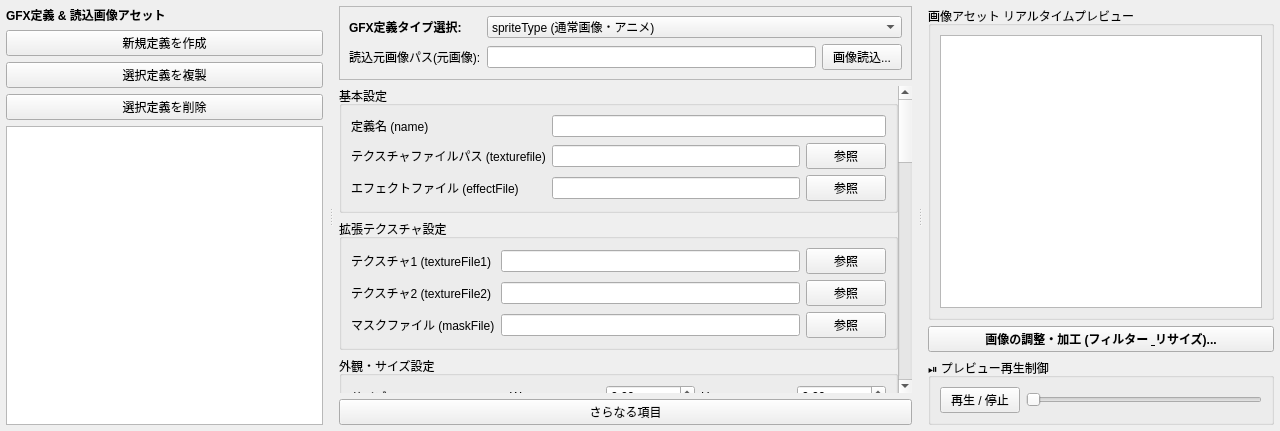
Before: the Qt Designer form plugins/hoi4/interface/gfx_editor.ui in Ikumyon/PDX-Mod-Studio, drawn with Qt 5.
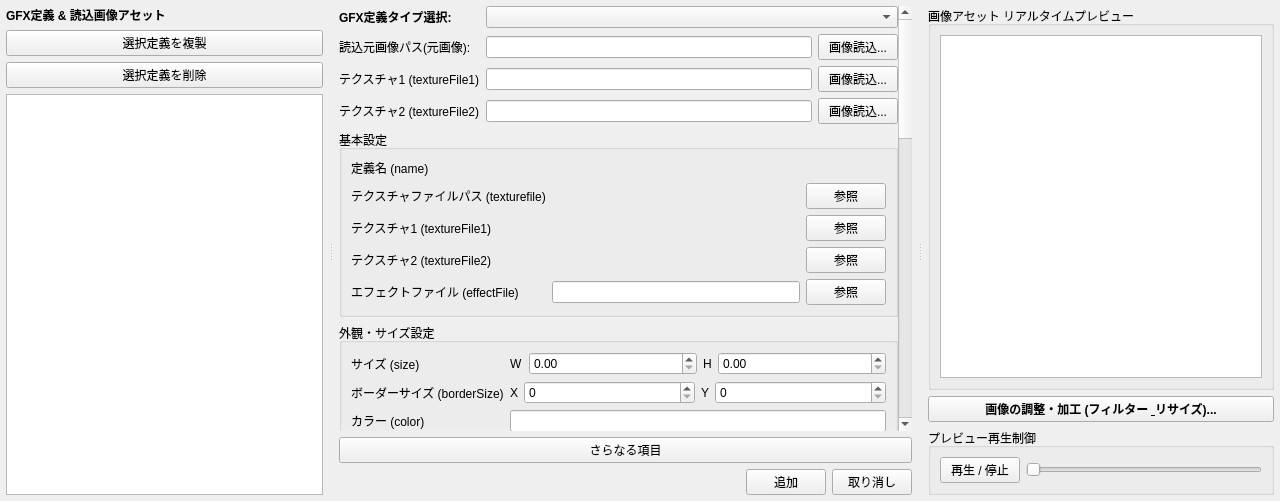
After: the same form once the commit is applied.

```diff
--- a/plugins/hoi4/interface/gfx_editor.ui
+++ b/plugins/hoi4/interface/gfx_editor.ui
@@ -7,7 +7,7 @@
     <x>0</x>
     <y>0</y>
     <width>1280</width>
-    <height>431</height>
+    <height>501</height>
    </rect>
   </property>
   <property name="windowTitle">
@@ -69,16 +69,6 @@
          </property>
         </widget>
        </item>
-       <item>
-        <widget class="QPushButton" name="btnNewNode">
-         <property name="toolTip">
-          <string>新しい空のGFX定義ノードをリストに追加します。</string>
-         </property>
-         <property name="text">
-          <string>新規定義を作成</string>
-         </property>
-        </widget>
-       </item>
        <item>
         <widget class="QPushButton" name="btnDuplicateNode">
          <property name="toolTip">
@@ -104,17 +94,13 @@
        </item>
       </layout>
      </widget>
-     <widget class="QStackedWidget" name="widgetCenterPane">
+     <widget class="QWidget" name="widgetCenterPane">
       <property name="minimumSize">
        <size>
         <width>400</width>
         <height>0</height>
        </size>
       </property>
-      <property name="currentIndex">
-       <number>0</number>
-      </property>
-      <widget class="QWidget" name="pageCenterEditor">
        <layout class="QVBoxLayout" name="layoutCenterPane">
         <property name="leftMargin">
          <number>6</number>
@@ -128,96 +114,6 @@
         <property name="bottomMargin">
          <number>6</number>
         </property>
-        <item>
-         <widget class="QFrame" name="frameTypeSelect">
-          <property name="frameShape">
-           <enum>QFrame::Shape::StyledPanel</enum>
-          </property>
-          <layout class="QFormLayout" name="formControlHeader">
-           <item row="0" column="0">
-            <widget class="QLabel" name="lblGfxType">
-             <property name="font">
-              <font>
-               <bold>true</bold>
-              </font>
-             </property>
-             <property name="text">
-              <string>GFX定義タイプ選択:</string>
-             </property>
-            </widget>
-           </item>
-           <item row="0" column="1">
-            <widget class="QComboBox" name="comboGfxType">
-             <item>
-              <property name="text">
-               <string>spriteType (通常画像・アニメ)</string>
-              </property>
-             </item>
-             <item>
-              <property name="text">
-               <string>frameAnimatedSpriteType (コマ送りアニメ)</string>
-              </property>
-             </item>
-             <item>
-              <property name="text">
-               <string>progressbartype (進捗バー)</string>
-              </property>
-             </item>
-             <item>
-              <property name="text">
-               <string>corneredTileSpriteType (9スライス枠・枠パネル)</string>
-              </property>
-             </item>
-             <item>
-              <property name="text">
-               <string>maskedShieldType (シールド・国旗マスク)</string>
-              </property>
-             </item>
-             <item>
-              <property name="text">
-               <string>bitmapfont (ビットマップフォント)</string>
-              </property>
-             </item>
-             <item>
-              <property name="text">
-               <string>bitmapfont_override (フォント上書き)</string>
-              </property>
-             </item>
-             <item>
-              <property name="text">
-               <string>animatedmaptext (マップ表示文字)</string>
-              </property>
-             </item>
-            </widget>
-           </item>
-           <item row="1" column="0">
-            <widget class="QLabel" name="lblSourcePath">
-             <property name="text">
-              <string>読込元画像パス(元画像):</string>
-             </property>
-            </widget>
-           </item>
-           <item row="1" column="1">
-            <layout class="QHBoxLayout" name="laySourcePath">
-             <item>
-              <widget class="QLineEdit" name="editSourcePath">
-               <property name="toolTip">
-                <string>一時的にメモリ上へ読み込んでいる元画像の物理ファイルパスを表示・指定します。</string>
-               </property>
-              </widget>
-             </item>
-             <item>
-              <widget class="QPushButton" name="btnBrowseSource">
-               <property name="text">
-                <string>画像読込...</string>
-               </property>
-              </widget>
-             </item>
-            </layout>
-           </item>
-          </layout>
-         </widget>
-        </item>
         <item>
          <widget class="QScrollArea" name="scrollGfxProps">
           <property name="frameShape">
@@ -232,7 +128,7 @@
              <x>0</x>
              <y>0</y>
              <width>571</width>
-             <height>1417</height>
+            <height>1476</height>
             </rect>
            </property>
            <layout class="QVBoxLayout" name="layScrollGfxProps">
@@ -248,6 +144,92 @@
             <property name="bottomMargin">
              <number>0</number>
             </property>
+           <item>
+            <layout class="QFormLayout" name="formTypeSelect">
+             <item row="0" column="0">
+              <widget class="QLabel" name="lblGfxType">
+               <property name="font">
+                <font>
+                 <bold>true</bold>
+                </font>
+               </property>
+               <property name="text">
+                <string>GFX定義タイプ選択:</string>
+               </property>
+              </widget>
+             </item>
+             <item row="0" column="1">
+              <widget class="QComboBox" name="comboGfxType"/>
+             </item>
+             <item row="1" column="0">
+              <widget class="QLabel" name="lblSourcePath">
+               <property name="text">
+                <string>読込元画像パス(元画像):</string>
+               </property>
+              </widget>
+             </item>
+             <item row="2" column="0">
+              <widget class="QLabel" name="lblSourcePath1">
+               <property name="text">
+                <string>テクスチャ1 (textureFile1)</string>
+               </property>
+              </widget>
+             </item>
+             <item row="3" column="0">
+              <widget class="QLabel" name="lblSourcePath2">
+               <property name="text">
+                <string>テクスチャ2 (textureFile2)</string>
+               </property>
+              </widget>
+             </item>
+             <item row="1" column="1">
+              <layout class="QHBoxLayout" name="laySourcePath">
+               <item>
+                <widget class="QLineEdit" name="editSourcePath">
+                 <property name="toolTip">
+                  <string>一時的にメモリ上へ読み込んでいる元画像の物理ファイルパスを表示・指定します。</string>
+                 </property>
+                </widget>
+               </item>
+               <item>
+                <widget class="QPushButton" name="btnBrowseSource">
+                 <property name="text">
+                  <string>画像読込...</string>
+                 </property>
+                </widget>
+               </item>
+              </layout>
+             </item>
+             <item row="2" column="1">
+              <layout class="QHBoxLayout" name="laySourceTexture1">
+               <item>
+                <widget class="QLineEdit" name="editSourcePath1"/>
+               </item>
+               <item>
+                <widget class="QPushButton" name="btnBrowseSource1">
+                 <property name="text">
+                  <string>画像読込...</string>
+                 </property>
+                </widget>
+               </item>
+              </layout>
+             </item>
+             <item row="3" column="1">
+              <layout class="QHBoxLayout" name="layTexture2_2">
+               <item>
+                <widget class="QLineEdit" name="editSourcePath2"/>
+               </item>
+               <item>
+                <widget class="QPushButton" name="btnBrowseSource2">
+                 <property name="text">
+                  <string>画像読込...</string>
+                 </property>
+                </widget>
+               </item>
+              </layout>
+             </item>
+            </layout>
+           </item>
             <item>
              <widget class="QGroupBox" name="groupBasic">
               <property name="title">
@@ -261,9 +243,6 @@
                  </property>
                 </widget>
                </item>
-               <item row="0" column="1">
-                <widget class="QLineEdit" name="editName"/>
-               </item>
                <item row="1" column="0">
                 <widget class="QLabel" name="lblTexture">
                  <property name="text">
@@ -271,28 +250,28 @@
                  </property>
                 </widget>
                </item>
-               <item row="1" column="1">
-                <layout class="QHBoxLayout" name="layTexture">
-                 <item>
-                  <widget class="QLineEdit" name="editTexture"/>
-                 </item>
-                 <item>
-                  <widget class="QPushButton" name="btnSelectTexture">
-                   <property name="text">
-                    <string>参照</string>
-                   </property>
-                  </widget>
-                 </item>
-                </layout>
-               </item>
                <item row="2" column="0">
+               <widget class="QLabel" name="lblTexture1">
+                <property name="text">
+                 <string>テクスチャ1 (textureFile1)</string>
+                </property>
+               </widget>
+              </item>
+              <item row="3" column="0">
+               <widget class="QLabel" name="lblTexture2">
+                <property name="text">
+                 <string>テクスチャ2 (textureFile2)</string>
+                </property>
+               </widget>
+              </item>
+              <item row="4" column="0">
                 <widget class="QLabel" name="lblEffect">
                  <property name="text">
                   <string>エフェクトファイル (effectFile)</string>
                  </property>
                 </widget>
                </item>
-               <item row="2" column="1">
+              <item row="4" column="1">
                 <layout class="QHBoxLayout" name="layEffect">
                  <item>
                   <widget class="QLineEdit" name="editEffect"/>
@@ -306,47 +285,27 @@
                  </item>
                 </layout>
                </item>
-              </layout>
-             </widget>
-            </item>
-            <item>
-             <widget class="QGroupBox" name="groupTexture2">
-              <property name="title">
-               <string>拡張テクスチャ設定</string>
-              </property>
-              <layout class="QFormLayout" name="formTexture2">
-               <item row="0" column="0">
-                <widget class="QLabel" name="lblTexture1">
-                 <property name="text">
-                  <string>テクスチャ1 (textureFile1)</string>
-                 </property>
-                </widget>
-               </item>
                <item row="0" column="1">
-                <layout class="QHBoxLayout" name="layTexture1">
-                 <item>
-                  <widget class="QLineEdit" name="editTexture1"/>
-                 </item>
-                 <item>
-                  <widget class="QPushButton" name="btnSelectTexture1">
-                   <property name="text">
-                    <string>参照</string>
-                   </property>
-                  </widget>
-                 </item>
-                </layout>
-               </item>
-               <item row="1" column="0">
-                <widget class="QLabel" name="lblTexture2">
-                 <property name="text">
-                  <string>テクスチャ2 (textureFile2)</string>
+               <widget class="QWidget" name="widgetNameHost" native="true">
+                <property name="sizePolicy">
+                 <sizepolicy hsizetype="Expanding" vsizetype="Preferred">
+                  <horstretch>0</horstretch>
+                  <verstretch>0</verstretch>
+                 </sizepolicy>
                  </property>
                 </widget>
                </item>
                <item row="1" column="1">
-                <layout class="QHBoxLayout" name="layTexture2">
+               <layout class="QHBoxLayout" name="hlTexture">
                  <item>
-                  <widget class="QLineEdit" name="editTexture2"/>
+                 <widget class="QWidget" name="widgetTextureHost" native="true">
+                  <property name="sizePolicy">
+                   <sizepolicy hsizetype="Expanding" vsizetype="Preferred">
+                    <horstretch>0</horstretch>
+                    <verstretch>0</verstretch>
+                   </sizepolicy>
+                  </property>
+                 </widget>
                  </item>
                  <item>
                   <widget class="QPushButton" name="btnSelectTexture2">
@@ -357,20 +316,41 @@
                  </item>
                 </layout>
                </item>
-               <item row="2" column="0">
-                <widget class="QLabel" name="lblMask">
-                 <property name="text">
-                  <string>マスクファイル (maskFile)</string>
-                 </property>
-                </widget>
-               </item>
                <item row="2" column="1">
-                <layout class="QHBoxLayout" name="layMask">
+               <layout class="QHBoxLayout" name="hlTexture1">
                  <item>
-                  <widget class="QLineEdit" name="editMask"/>
+                 <widget class="QWidget" name="widgetTexture1Host" native="true">
+                  <property name="sizePolicy">
+                   <sizepolicy hsizetype="Expanding" vsizetype="Preferred">
+                    <horstretch>0</horstretch>
+                    <verstretch>0</verstretch>
+                   </sizepolicy>
+                  </property>
+                 </widget>
                  </item>
                  <item>
-                  <widget class="QPushButton" name="btnSelectMask">
+                 <widget class="QPushButton" name="btnBrowseTexture1">
+                  <property name="text">
+                   <string>参照</string>
+                  </property>
+                 </widget>
+                </item>
+               </layout>
+              </item>
+              <item row="3" column="1">
+               <layout class="QHBoxLayout" name="hlTexture2">
+                <item>
+                 <widget class="QWidget" name="widgetTexture2Host" native="true">
+                  <property name="sizePolicy">
+                   <sizepolicy hsizetype="Expanding" vsizetype="Preferred">
+                    <horstretch>0</horstretch>
+                    <verstretch>0</verstretch>
+                   </sizepolicy>
+                  </property>
+                 </widget>
+                </item>
+                <item>
+                 <widget class="QPushButton" name="btnBrowseTexture2">
                    <property name="text">
                     <string>参照</string>
                    </property>
@@ -405,6 +385,12 @@
                  </item>
                  <item>
                   <widget class="QDoubleSpinBox" name="spinSizeW">
+                  <property name="sizePolicy">
+                   <sizepolicy hsizetype="Expanding" vsizetype="Fixed">
+                    <horstretch>0</horstretch>
+                    <verstretch>0</verstretch>
+                   </sizepolicy>
+                  </property>
                    <property name="maximum">
                     <double>9999.000000000000000</double>
                    </property>
@@ -419,6 +405,12 @@
                  </item>
                  <item>
                   <widget class="QDoubleSpinBox" name="spinSizeH">
+                  <property name="sizePolicy">
+                   <sizepolicy hsizetype="Expanding" vsizetype="Fixed">
+                    <horstretch>0</horstretch>
+                    <verstretch>0</verstretch>
+                   </sizepolicy>
+                  </property>
                    <property name="maximum">
                     <double>9999.000000000000000</double>
                    </property>
@@ -444,6 +436,12 @@
                  </item>
                  <item>
                   <widget class="QSpinBox" name="spinBorderX">
+                  <property name="sizePolicy">
+                   <sizepolicy hsizetype="Expanding" vsizetype="Fixed">
+                    <horstretch>0</horstretch>
+                    <verstretch>0</verstretch>
+                   </sizepolicy>
+                  </property>
                    <property name="maximum">
                     <number>9999</number>
                    </property>
@@ -458,6 +456,12 @@
                  </item>
                  <item>
                   <widget class="QSpinBox" name="spinBorderY">
+                  <property name="sizePolicy">
+                   <sizepolicy hsizetype="Expanding" vsizetype="Fixed">
+                    <horstretch>0</horstretch>
+                    <verstretch>0</verstretch>
+                   </sizepolicy>
+                  </property>
                    <property name="maximum">
                     <number>9999</number>
                    </property>
@@ -1023,47 +1027,44 @@
          </widget>
         </item>
         <item>
-         <layout class="QHBoxLayout" name="layoutBottomButtons">
-          <item>
            <widget class="QPushButton" name="btnMoreItems">
             <property name="text">
              <string>さらなる項目</string>
             </property>
            </widget>
           </item>
-         </layout>
-        </item>
-       </layout>
-      </widget>
-      <widget class="QWidget" name="pageCenterPlaceholder">
-       <layout class="QVBoxLayout" name="layoutCenterPlaceholder">
-        <property name="leftMargin">
-         <number>6</number>
-        </property>
-        <property name="topMargin">
-         <number>6</number>
-        </property>
-        <property name="rightMargin">
-         <number>6</number>
-        </property>
-        <property name="bottomMargin">
-         <number>6</number>
-        </property>
+       <item>
+        <layout class="QHBoxLayout" name="layoutBottomButtons">
+         <item>
+          <spacer name="horizontalSpacer">
+           <property name="orientation">
+            <enum>Qt::Orientation::Horizontal</enum>
+           </property>
+           <property name="sizeHint" stdset="0">
+            <size>
+             <width>40</width>
+             <height>20</height>
+            </size>
+           </property>
+          </spacer>
+         </item>
+         <item>
+          <widget class="QPushButton" name="btnAdd">
+           <property name="text">
+            <string>追加</string>
+           </property>
+          </widget>
+         </item>
         <item>
-         <widget class="QLabel" name="lblCenterPlaceholder">
+          <widget class="QPushButton" name="btnCancel">
           <property name="text">
-           <string>定義を追加してください</string>
-          </property>
-          <property name="alignment">
-           <set>Qt::AlignmentFlag::AlignCenter</set>
-          </property>
-          <property name="wordWrap">
-           <bool>true</bool>
-          </property>
+            <string>取り消し</string>
+           </property>
          </widget>
         </item>
        </layout>
-      </widget>
+       </item>
+      </layout>
      </widget>
      <widget class="QWidget" name="widgetRightPane">
       <property name="minimumSize">
@@ -1119,7 +1120,7 @@
        <item>
         <widget class="QGroupBox" name="groupPreviewControl">
          <property name="title">
-          <string>⏯️ プレビュー再生制御</string>
+          <string>プレビュー再生制御</string>
          </property>
          <layout class="QHBoxLayout" name="layoutPreviewControl">
           <item>
```
Left out of the diff: 40 changed lines with no effect on the pictures. Lines whose indentation alone changed are shown as unchanged.
